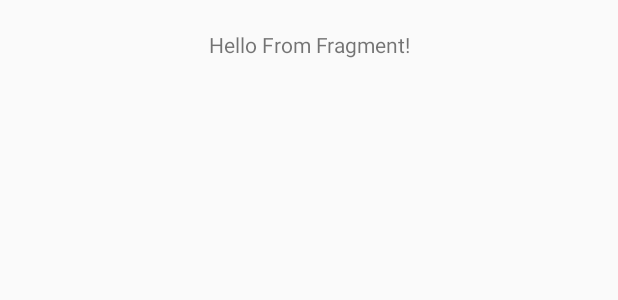
After one commit to navalkulkarni/Instagram-base-project, an Android app: the layout item_view_post.xml on its own in the app's theme, with its tools: preview values and no code run, on a phone screen of 412 x 824 dp. The commit adds this screen. Shown: the top 300 px of the screen. Run offline under Robolectric (Android 15) with nearby library versions, the phone set to English and light mode, and no system bars.

Commit message:
add dummy model post and PostAdapter.kt, PostViewHolder.kt and PostViewModel.kt

```diff
--- a/app/src/main/java/com/mindorks/bootcamp/learndagger/di/component/ViewHolderComponent.kt
+++ b/app/src/main/java/com/mindorks/bootcamp/learndagger/di/component/ViewHolderComponent.kt
@@ -2,6 +2,7 @@ package com.mindorks.bootcamp.learndagger.di.component
 
 import com.mindorks.bootcamp.learndagger.di.ViewHolderScope
 import com.mindorks.bootcamp.learndagger.di.module.ViewHolderModule
+import com.mindorks.bootcamp.learndagger.ui.home.Post.PostViewHolder
 import dagger.Component
 
 @ViewHolderScope
@@ -11,5 +12,5 @@ import dagger.Component
 )
 interface ViewHolderComponent {
 
-    //fun inject(viewHolder: PostViewHolder)
+    fun inject(viewHolder: PostViewHolder)
 }
--- /dev/null
+++ b/app/src/main/java/com/mindorks/bootcamp/learndagger/ui/home/Post/Post.kt
@@ -0,0 +1,6 @@
+package com.mindorks.bootcamp.learndagger.ui.home.Post
+
+data class Post(
+        val text:String
+) {
+}
--- /dev/null
+++ b/app/src/main/res/layout/item_view_post.xml
@@ -0,0 +1,18 @@
+<?xml version="1.0" encoding="utf-8"?>
+<androidx.constraintlayout.widget.ConstraintLayout xmlns:android="http://schemas.android.com/apk/res/android"
+    xmlns:app="http://schemas.android.com/apk/res-auto"
+    android:layout_width="match_parent"
+    android:layout_height="wrap_content"
+    android:padding="20dp">
+
+    <TextView
+        android:id="@+id/tv_message"
+        android:layout_width="wrap_content"
+        android:layout_height="wrap_content"
+        android:text="@string/hello_msg_from_fragment"
+        app:layout_constraintBottom_toBottomOf="parent"
+        app:layout_constraintLeft_toLeftOf="parent"
+        app:layout_constraintRight_toRightOf="parent"
+        app:layout_constraintTop_toTopOf="parent" />
+
+</androidx.constraintlayout.widget.ConstraintLayout>
```
Also changed, not shown: app/src/main/java/com/mindorks/bootcamp/learndagger/ui/home/Post/PostAdapter.kt (added, +13 -0 lines), app/src/main/java/com/mindorks/bootcamp/learndagger/ui/home/Post/PostViewHolder.kt (added, +32 -0 lines), app/src/main/java/com/mindorks/bootcamp/learndagger/ui/home/Post/PostViewModel.kt (added, +20 -0 lines).
